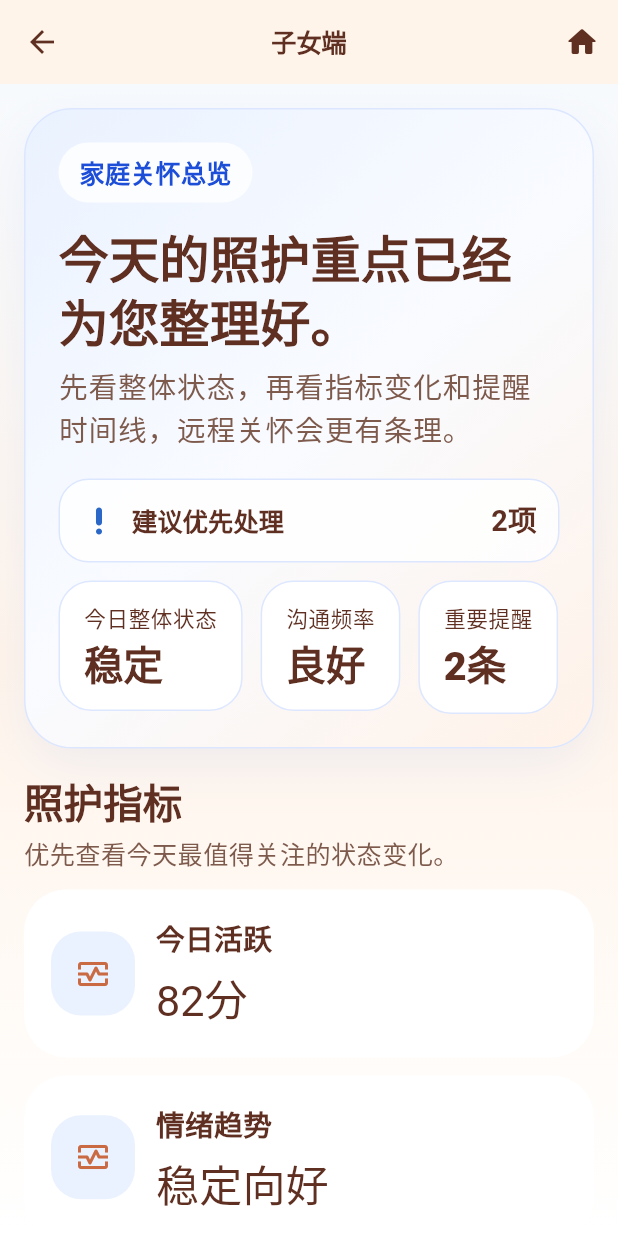
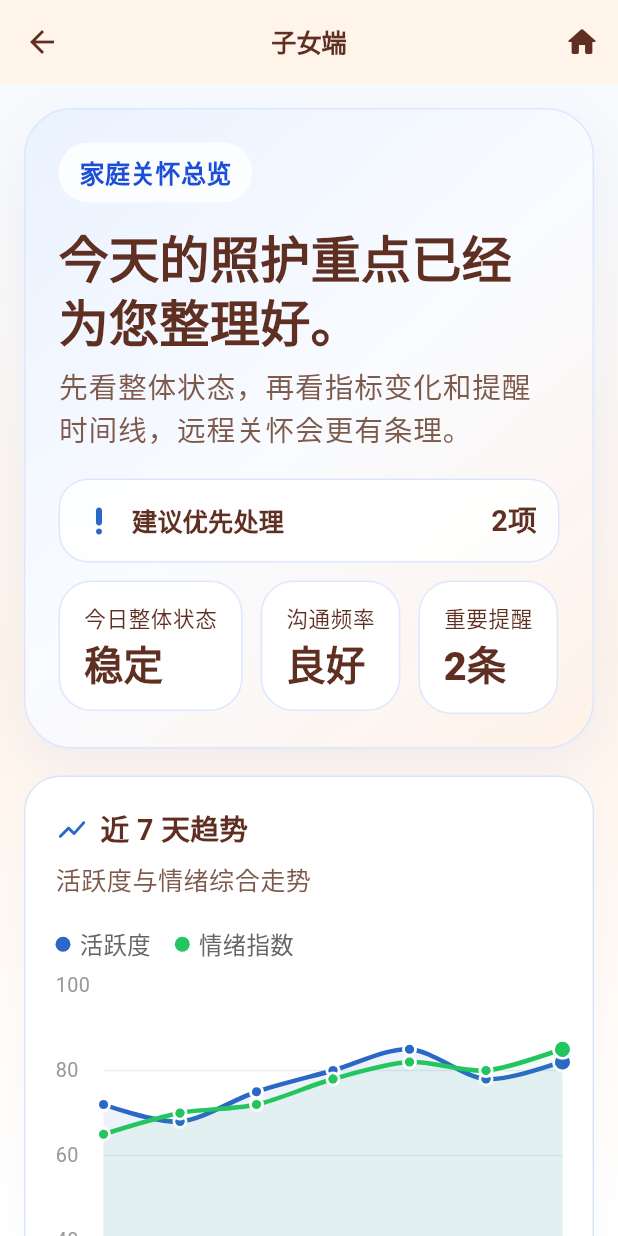
Before and after one commit to zhikanyeye/Silver-Companion-AI, a Flutter app: the ChildHomePage screen opened by its route, on a phone screen of 412 x 824 dp. Run offline on Flutter 3.47's test engine with Material 3 defaults, Android fonts, the phone set to English and light mode, and no system bars; drawn by our look-alikes of fl_chart; our stand-ins replace shared_preferences; missing offline and left inert: dart:html, dart:js; accounts and stored records are empty.

Commit message:
feat: add professional line chart and health metrics table to child dashboard (fl_chart)

```diff
--- /dev/null
+++ b/lib/features/child/child_dashboard_charts.dart
@@ -0,0 +1,383 @@
+import 'package:flutter/material.dart';
+import 'package:fl_chart/fl_chart.dart';
+import 'package:yinling_zhiban_demo/theme/app_theme.dart';
+
+/// Mock 7-day trend data for the elderly parent
+class WeeklyTrendData {
+  const WeeklyTrendData({
+    required this.dayLabel,
+    required this.activityScore,
+    required this.moodScore,
+    required this.sleepHours,
+  });
+
+  final String dayLabel;
+  final double activityScore;  // 0-100
+  final double moodScore;     // 0-100
+  final double sleepHours;    // 0-12
+}
+
+const List<WeeklyTrendData> mockWeeklyTrend = [
+  WeeklyTrendData(dayLabel: '周一', activityScore: 72, moodScore: 65, sleepHours: 6.5),
+  WeeklyTrendData(dayLabel: '周二', activityScore: 68, moodScore: 70, sleepHours: 7.0),
+  WeeklyTrendData(dayLabel: '周三', activityScore: 75, moodScore: 72, sleepHours: 6.0),
+  WeeklyTrendData(dayLabel: '周四', activityScore: 80, moodScore: 78, sleepHours: 7.5),
+  WeeklyTrendData(dayLabel: '周五', activityScore: 85, moodScore: 82, sleepHours: 7.0),
+  WeeklyTrendData(dayLabel: '周六', activityScore: 78, moodScore: 80, sleepHours: 8.0),
+  WeeklyTrendData(dayLabel: '今天', activityScore: 82, moodScore: 85, sleepHours: 7.5),
+];
+
+/// Health data table rows
+class HealthMetricRow {
+  const HealthMetricRow({
+    required this.metric,
+    required this.value,
+    required this.status,
+    required this.trend,
+  });
+
+  final String metric;
+  final String value;
+  final String status; // '正常', '偏高', '偏低'
+  final String trend;  // '↑', '↓', '→'
+}
+
+const List<HealthMetricRow> mockHealthMetrics = [
+  HealthMetricRow(metric: '血压', value: '128/82', status: '正常', trend: '→'),
+  HealthMetricRow(metric: '心率', value: '72 次/分', status: '正常', trend: '↓'),
+  HealthMetricRow(metric: '血糖', value: '5.8 mmol/L', status: '正常', trend: '→'),
+  HealthMetricRow(metric: '体重', value: '65 kg', status: '正常', trend: '↑'),
+  HealthMetricRow(metric: '步数', value: '4,280 步', status: '偏低', trend: '↓'),
+  HealthMetricRow(metric: '饮水量', value: '1,200 ml', status: '偏低', trend: '→'),
+];
+
+/// 7-day line chart showing activity + mood trends
+class WeeklyTrendChart extends StatelessWidget {
+  const WeeklyTrendChart({super.key});
+
+  @override
+  Widget build(BuildContext context) {
+    final theme = Theme.of(context);
+
+    return Container(
+      padding: const EdgeInsets.all(20),
+      decoration: BoxDecoration(
+        color: Colors.white,
+        borderRadius: BorderRadius.circular(24),
+        border: Border.all(color: AppTheme.borderSoft),
+        boxShadow: const [
+          BoxShadow(
+            color: Color(0x082563EB),
+            blurRadius: 16,
+            offset: Offset(0, 6),
+          ),
+        ],
+      ),
+      child: Column(
+        crossAxisAlignment: CrossAxisAlignment.start,
+        children: [
+          Row(
+            children: [
+              const Icon(Icons.show_chart_rounded, color: AppTheme.serviceBluePrimary, size: 22),
+              const SizedBox(width: 8),
+              Text('近 7 天趋势', style: theme.textTheme.titleMedium?.copyWith(fontWeight: FontWeight.w700)),
+            ],
+          ),
+          const SizedBox(height: 6),
+          Text('活跃度与情绪综合走势', style: theme.textTheme.bodyMedium),
+          const SizedBox(height: 20),
+          // Legend
+          Row(
+            children: [
+              _LegendDot(color: AppTheme.serviceBluePrimary, label: '活跃度'),
+              const SizedBox(width: 16),
+              _LegendDot(color: const Color(0xFF22C55E), label: '情绪指数'),
+            ],
+          ),
+          const SizedBox(height: 16),
+          SizedBox(
+            height: 200,
+            child: LineChart(
+              LineChartData(
+                minY: 40,
+                maxY: 100,
+                gridData: FlGridData(
+                  show: true,
+                  horizontalInterval: 20,
+                  drawVerticalLine: false,
+                  getDrawingHorizontalLine: (value) => FlLine(
+                    color: const Color(0xFFE8EEF5),
+                    strokeWidth: 1,
+                  ),
+                ),
+                titlesData: FlTitlesData(
+                  topTitles: const AxisTitles(sideTitles: SideTitles(showTitles: false)),
+                  rightTitles: const AxisTitles(sideTitles: SideTitles(showTitles: false)),
+                  leftTitles: AxisTitles(
+                    sideTitles: SideTitles(
+                      showTitles: true,
+                      interval: 20,
+                      reservedSize: 32,
+                      getTitlesWidget: (value, meta) => Text(
+                        value.toInt().toString(),
+                        style: const TextStyle(fontSize: 11, color: Color(0xFF999999)),
+                      ),
+                    ),
+                  ),
+                  bottomTitles: AxisTitles(
+                    sideTitles: SideTitles(
+                      showTitles: true,
+                      reservedSize: 30,
+                      getTitlesWidget: (value, meta) {
+                        final index = value.toInt();
+                        if (index < 0 || index >= mockWeeklyTrend.length) return const SizedBox.shrink();
+                        return Padding(
+                          padding: const EdgeInsets.only(top: 8),
+                          child: Text(
+                            mockWeeklyTrend[index].dayLabel,
+                            style: TextStyle(
+                              fontSize: 12,
+                              fontWeight: index == mockWeeklyTrend.length - 1 ? FontWeight.w700 : FontWeight.w400,
+                              color: index == mockWeeklyTrend.length - 1
+                                  ? AppTheme.serviceBluePrimary
+                                  : const Color(0xFF999999),
+                            ),
+                          ),
+                        );
+                      },
+                    ),
+                  ),
+                ),
+                borderData: FlBorderData(show: false),
+                lineBarsData: [
+                  // Activity line
+                  LineChartBarData(
+                    spots: List.generate(
+                      mockWeeklyTrend.length,
+                      (i) => FlSpot(i.toDouble(), mockWeeklyTrend[i].activityScore),
+                    ),
+                    isCurved: true,
+                    curveSmoothness: 0.3,
+                    color: AppTheme.serviceBluePrimary,
+                    barWidth: 3,
+                    dotData: FlDotData(
+                      show: true,
+                      getDotPainter: (spot, percent, bar, index) => FlDotCirclePainter(
+                        radius: index == mockWeeklyTrend.length - 1 ? 5 : 3,
+                        color: AppTheme.serviceBluePrimary,
+                        strokeWidth: 2,
+                        strokeColor: Colors.white,
+                      ),
+                    ),
+                    belowBarData: BarAreaData(
+                      show: true,
+                      color: AppTheme.serviceBluePrimary.withOpacity(0.08),
+                    ),
+                  ),
+                  // Mood line
+                  LineChartBarData(
+                    spots: List.generate(
+                      mockWeeklyTrend.length,
+                      (i) => FlSpot(i.toDouble(), mockWeeklyTrend[i].moodScore),
+                    ),
+                    isCurved: true,
+                    curveSmoothness: 0.3,
+                    color: const Color(0xFF22C55E),
+                    barWidth: 3,
+                    dotData: FlDotData(
+                      show: true,
+                      getDotPainter: (spot, percent, bar, index) => FlDotCirclePainter(
+                        radius: index == mockWeeklyTrend.length - 1 ? 5 : 3,
+                        color: const Color(0xFF22C55E),
+                        strokeWidth: 2,
+                        strokeColor: Colors.white,
+                      ),
+                    ),
+                    belowBarData: BarAreaData(
+                      show: true,
+                      color: const Color(0xFF22C55E).withOpacity(0.06),
+                    ),
+                  ),
+                ],
+                lineTouchData: LineTouchData(
+                  touchTooltipData: LineTouchTooltipData(
+                    getTooltipItems: (touchedSpots) {
+                      return touchedSpots.map((spot) {
+                        final label = spot.barIndex == 0 ? '活跃' : '情绪';
+                        return LineTooltipItem(
+                          '$label: ${spot.y.toInt()}',
+                          TextStyle(
+                            color: spot.bar.color ?? Colors.white,
+                            fontWeight: FontWeight.w600,
+                            fontSize: 13,
+                          ),
+                        );
+                      }).toList();
+                    },
+                  ),
+                ),
+              ),
+            ),
+          ),
+        ],
+      ),
+    );
+  }
+}
+
+class _LegendDot extends StatelessWidget {
+  const _LegendDot({required this.color, required this.label});
+
+  final Color color;
+  final String label;
+
+  @override
+  Widget build(BuildContext context) {
+    return Row(
+      mainAxisSize: MainAxisSize.min,
+      children: [
+        Container(
+          width: 10,
+          height: 10,
+          decoration: BoxDecoration(color: color, shape: BoxShape.circle),
+        ),
+        const SizedBox(width: 6),
+        Text(label, style: const TextStyle(fontSize: 13, color: Color(0xFF666666))),
+      ],
+    );
+  }
+}
+
+/// Health metrics data table
+class HealthMetricsTable extends StatelessWidget {
+  const HealthMetricsTable({super.key});
+
+  Color _statusColor(String status) {
+    switch (status) {
+      case '偏高':
+        return const Color(0xFFEA580C);
+      case '偏低':
+        return const Color(0xFFCA8A04);
+      default:
+        return const Color(0xFF16A34A);
+    }
+  }
+
+  Color _statusBgColor(String status) {
+    switch (status) {
+      case '偏高':
+        return const Color(0xFFFFF7ED);
+      case '偏低':
+        return const Color(0xFFFEFCE8);
+      default:
+        return const Color(0xFFF0FDF4);
+    }
+  }
+
+  @override
+  Widget build(BuildContext context) {
+    final theme = Theme.of(context);
+
+    return Container(
+      padding: const EdgeInsets.all(20),
+      decoration: BoxDecoration(
+        color: Colors.white,
+        borderRadius: BorderRadius.circular(24),
+        border: Border.all(color: AppTheme.borderSoft),
+        boxShadow: const [
+          BoxShadow(
+            color: Color(0x082563EB),
+            blurRadius: 16,
+            offset: Offset(0, 6),
+          ),
+        ],
+      ),
+      child: Column(
+        crossAxisAlignment: CrossAxisAlignment.start,
+        children: [
+          Row(
+            children: [
+              const Icon(Icons.table_chart_rounded, color: AppTheme.serviceBluePrimary, size: 22),
+              const SizedBox(width: 8),
+              Text('健康指标总览', style: theme.textTheme.titleMedium?.copyWith(fontWeight: FontWeight.w700)),
+            ],
+          ),
+          const SizedBox(height: 6),
+          Text('今日关键健康数据一览', style: theme.textTheme.bodyMedium),
+          const SizedBox(height: 16),
+          // Table header
+          Container(
+            padding: const EdgeInsets.symmetric(horizontal: 14, vertical: 10),
+            decoration: BoxDecoration(
+              color: const Color(0xFFF1F5F9),
+              borderRadius: BorderRadius.circular(12),
+            ),
+            child: const Row(
+              children: [
+                Expanded(flex: 3, child: Text('指标', style: TextStyle(fontWeight: FontWeight.w700, fontSize: 14, color: Color(0xFF475569)))),
+                Expanded(flex: 3, child: Text('数值', style: TextStyle(fontWeight: FontWeight.w700, fontSize: 14, color: Color(0xFF475569)))),
+                Expanded(flex: 2, child: Text('状态', style: TextStyle(fontWeight: FontWeight.w700, fontSize: 14, color: Color(0xFF475569)))),
+                SizedBox(width: 32, child: Text('趋势', style: TextStyle(fontWeight: FontWeight.w700, fontSize: 14, color: Color(0xFF475569)))),
+              ],
+            ),
+          ),
+          const SizedBox(height: 4),
+          // Table rows
+          ...mockHealthMetrics.map((row) => Container(
+            padding: const EdgeInsets.symmetric(horizontal: 14, vertical: 12),
+            decoration: BoxDecoration(
+              border: Border(bottom: BorderSide(color: const Color(0xFFF1F5F9), width: 1)),
+            ),
+            child: Row(
+              children: [
+                Expanded(
+                  flex: 3,
+                  child: Text(row.metric, style: const TextStyle(fontSize: 15, fontWeight: FontWeight.w500)),
+                ),
+                Expanded(
+                  flex: 3,
+                  child: Text(row.value, style: const TextStyle(fontSize: 15, fontWeight: FontWeight.w600, color: Color(0xFF1E293B))),
+                ),
+                Expanded(
+                  flex: 2,
+                  child: Container(
+                    padding: const EdgeInsets.symmetric(horizontal: 10, vertical: 4),
+                    decoration: BoxDecoration(
+                      color: _statusBgColor(row.status),
+                      borderRadius: BorderRadius.circular(20),
+                    ),
+                    child: Text(
+                      row.status,
+                      textAlign: TextAlign.center,
+                      style: TextStyle(
+                        fontSize: 13,
+                        fontWeight: FontWeight.w600,
+                        color: _statusColor(row.status),
+                      ),
+                    ),
+                  ),
+                ),
+                SizedBox(
+                  width: 32,
+                  child: Text(
+                    row.trend,
+                    textAlign: TextAlign.center,
+                    style: TextStyle(
+                      fontSize: 18,
+                      fontWeight: FontWeight.w700,
+                      color: row.trend == '↑'
+                          ? const Color(0xFFEA580C)
+                          : row.trend == '↓'
+                              ? const Color(0xFF2563EB)
+                              : const Color(0xFF94A3B8),
+                    ),
+                  ),
+                ),
+              ],
+            ),
+          )),
+        ],
+      ),
+    );
+  }
+}
--- a/lib/features/child/child_home_page.dart
+++ b/lib/features/child/child_home_page.dart
@@ -1,6 +1,7 @@
 import 'package:flutter/material.dart';
 
 import 'package:yinling_zhiban_demo/features/child/child_dashboard_service.dart';
+import 'package:yinling_zhiban_demo/features/child/child_dashboard_charts.dart';
 import 'package:yinling_zhiban_demo/features/child/mock_family_data.dart';
 import 'package:yinling_zhiban_demo/routes.dart';
 import 'package:yinling_zhiban_demo/theme/app_theme.dart';
@@ -205,6 +206,10 @@ class _ChildHomePageState extends State<ChildHomePage> {
               ),
             ),
           _ChildOverviewHero(metrics: dashboard.overviewMetrics),
+          const SizedBox(height: 18),
+          const WeeklyTrendChart(),
+          const SizedBox(height: 18),
+          const HealthMetricsTable(),
           const SizedBox(height: 18),
           if (isSplit)
             Row(
--- a/pubspec.yaml
+++ b/pubspec.yaml
@@ -38,6 +38,7 @@ dependencies:
   http: ^1.2.2
   shared_preferences: ^2.3.2
   js: ^0.6.7
+  fl_chart: ^0.69.2
 
 dev_dependencies:
   flutter_test:
```
